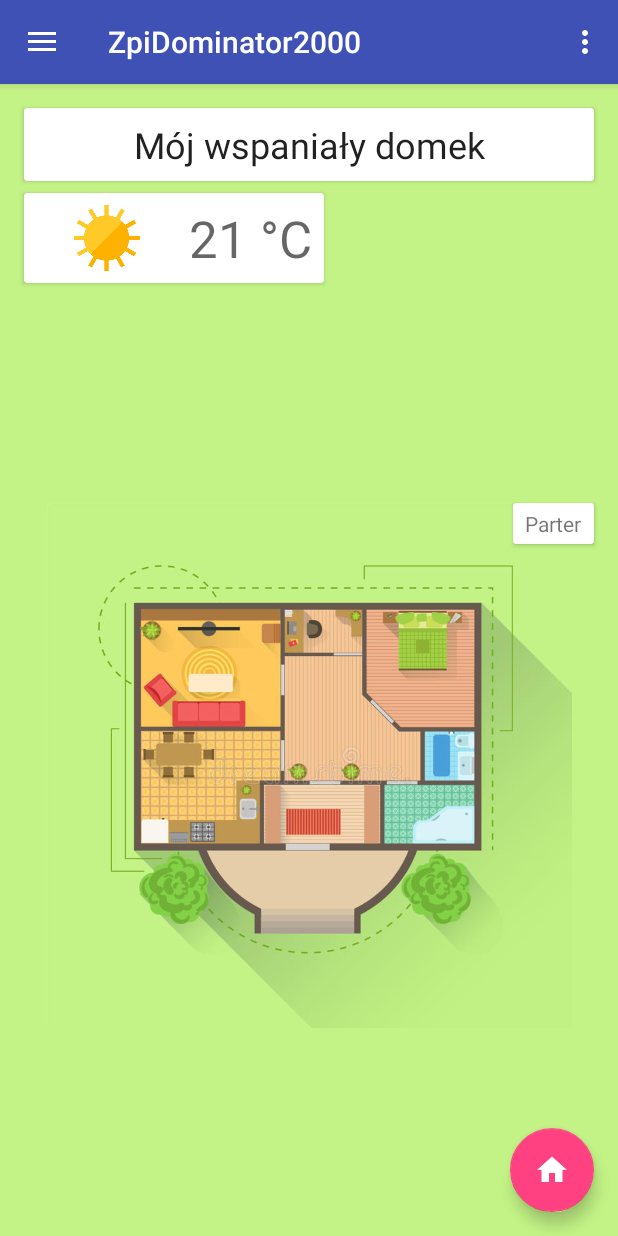
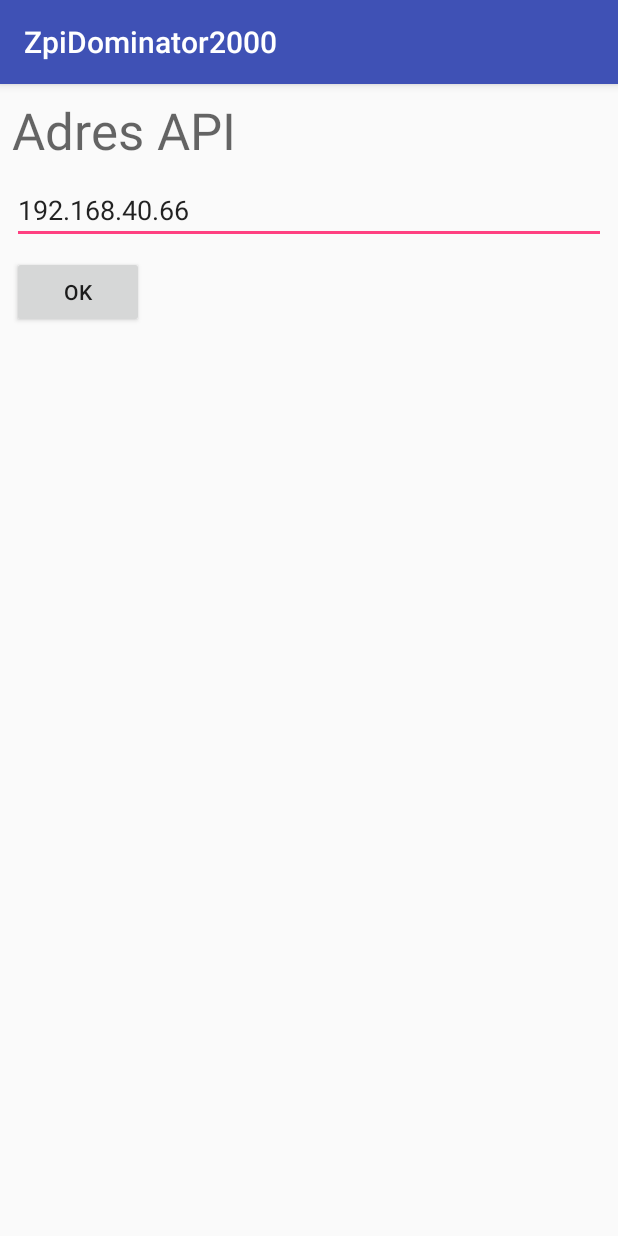
Before and after one commit to shorti1996/ZpiDomator2000, an Android app: the screen it shows after launch (MainActivity before the commit, SettingsActivity after it), in the options menu, after a tap on "Settings", on a phone screen of 412 x 824 dp. Run offline under Robolectric (Android 15) with nearby library versions, the phone set to English and light mode, and no system bars; libraries missing offline, so code that uses them is left out: com.jakewharton.retrofit2, com.jakewharton.rxbinding2; 3 statements that could not run were skipped.

Commit message:
shitty settings wit api server address change

```diff
--- a/app/src/main/AndroidManifest.xml
+++ b/app/src/main/AndroidManifest.xml
@@ -2,7 +2,7 @@
 <manifest xmlns:android="http://schemas.android.com/apk/res/android"
     package="zpi.pls.zpidominator2000">
 
-    <uses-permission android:name="android.permission.INTERNET"/>
+    <uses-permission android:name="android.permission.INTERNET" />
 
     <application
         android:allowBackup="true"
@@ -12,9 +12,9 @@
         android:supportsRtl="true"
         android:theme="@style/AppTheme">
         <activity
-            android:screenOrientation="portrait"
             android:name=".MainActivity"
             android:label="@string/app_name"
+            android:screenOrientation="portrait"
             android:theme="@style/AppTheme.NoActionBar">
             <intent-filter>
                 <action android:name="android.intent.action.MAIN" />
@@ -22,9 +22,10 @@
                 <category android:name="android.intent.category.LAUNCHER" />
             </intent-filter>
         </activity>
-        <activity android:name=".HelpActivity"
-            android:screenOrientation="portrait"
-            ></activity>
+        <activity
+            android:name=".HelpActivity"
+            android:screenOrientation="portrait" />
+        <activity android:name=".SettingsActivity"></activity>
     </application>
 
 </manifest>
--- a/app/src/main/java/zpi/pls/zpidominator2000/Api/ZpiApiRetrofitClient.java
+++ b/app/src/main/java/zpi/pls/zpidominator2000/Api/ZpiApiRetrofitClient.java
@@ -1,6 +1,12 @@
 package zpi.pls.zpidominator2000.Api;
 
+import android.support.annotation.NonNull;
+import android.support.annotation.Nullable;
+
 import com.jakewharton.retrofit2.adapter.rxjava2.RxJava2CallAdapterFactory;
+
+import java.util.LinkedList;
+import java.util.List;
 
 import retrofit2.Retrofit;
 import retrofit2.converter.gson.GsonConverterFactory;
@@ -14,18 +20,48 @@ public class ZpiApiRetrofitClient {
     public static final int HTTP_RESPONSE_OK = 200;
 
 //    public static final String apiServer = "192.168.0.106";
-    public static final String apiServer = "192.168.1.202";
-    public static String baseUrl = "http://" + apiServer + ":8000/api/";
+//    public static final String apiServer = "192.168.1.202";
+    public static String apiServer = "192.168.40.66";
+//    public static String baseUrl = buildBaseUrl(apiServer);
+
+    @NonNull
+    private static String buildBaseUrl(String api) {
+        return "http://" + api + ":8000/api/";
+    }
+
     private static Retrofit retrofit = null;
+    public static List<OnApiAddressChangedListener> callbacks = new LinkedList<>();
 
-    public static Retrofit getClient() {
-        if (retrofit==null) {
-            retrofit = new Retrofit.Builder()
-                    .baseUrl(baseUrl)
-                    .addConverterFactory(GsonConverterFactory.create())
-                    .addCallAdapterFactory(RxJava2CallAdapterFactory.create())
-                    .build();
-        }
+    private static Retrofit getRetrofitHelper(String apiAddress) {
+        retrofit = new Retrofit.Builder()
+                .baseUrl(buildBaseUrl(apiAddress))
+                .addConverterFactory(GsonConverterFactory.create())
+                .addCallAdapterFactory(RxJava2CallAdapterFactory.create())
+                .build();
         return retrofit;
     }
+
+    public Retrofit getRetrofit() {
+        return retrofit;
+    }
+
+    public ZpiApiRetrofitClient(@Nullable String apiAddress, OnApiAddressChangedListener callback) {
+        if (apiAddress == null) {
+            apiAddress = apiServer;
+        }
+        retrofit = getRetrofitHelper(apiAddress);
+        callbacks.add(callback);
+    }
+
+    public static void changeApiServer(String newServerAddress) {
+//        apiServer = newServerAddress;
+        retrofit = getRetrofitHelper(newServerAddress);
+        for (OnApiAddressChangedListener listener : callbacks) {
+            listener.OnApiAddressChanged();
+        }
+    }
+
+    public interface OnApiAddressChangedListener {
+        void OnApiAddressChanged();
+        }
 }
--- a/app/src/main/java/zpi/pls/zpidominator2000/MainActivity.java
+++ b/app/src/main/java/zpi/pls/zpidominator2000/MainActivity.java
@@ -1,7 +1,9 @@
 package zpi.pls.zpidominator2000;
 
 import android.app.FragmentManager;
+import android.content.Context;
 import android.content.Intent;
+import android.content.SharedPreferences;
 import android.net.Uri;
 import android.os.Bundle;
 import android.support.annotation.NonNull;
@@ -31,7 +33,7 @@ import zpi.pls.zpidominator2000.Model.Rooms;
 public class MainActivity extends AppCompatActivity
         implements NavigationView.OnNavigationItemSelectedListener,
         RoomsFragment.OnRoomSelectedListener,
-        OneRoomFragment.OnOneRoomInteractionListener {
+        OneRoomFragment.OnOneRoomInteractionListener, ZpiApiRetrofitClient.OnApiAddressChangedListener {
 
     private static final String ONE_ROOM_BACKSTACK_NAME = "oneRoomFragmentBackstackName";
     private static final String HOME_PLAN_BACKSTACK_NAME = "homePlanFragmentBackstackName";
@@ -70,7 +72,10 @@ public class MainActivity extends AppCompatActivity
         toolbar = findViewById(R.id.toolbar);
         tabLayout = findViewById(R.id.tabs);
 
-        retrofit = ZpiApiRetrofitClient.getClient();
+        SharedPreferences sharedPref = getSharedPreferences(getString(R.string.shared_prefs_name), Context.MODE_PRIVATE);
+        String defaultValue = getResources().getString(R.string.setting_api_address_default);
+        String apiAddress = sharedPref.getString(getString(R.string.setting_api_address_key), defaultValue);
+        retrofit = new ZpiApiRetrofitClient(apiAddress, this).getRetrofit();
         apiService = retrofit.create(ZpiApiService.class);
 
         goToHomePlan();
@@ -101,10 +106,11 @@ public class MainActivity extends AppCompatActivity
         int id = item.getItemId();
 
         //noinspection SimplifiableIfStatement
-//        if (id == R.id.nav_rooms) {
-//            goToRooms();
-//            return true;
-//        }
+        if (id == R.id.action_settings) {
+            Intent openSettingsIntent = new Intent(this, SettingsActivity.class);
+            startActivity(openSettingsIntent);
+            return true;
+        }
 
         return super.onOptionsItemSelected(item);
     }
@@ -241,4 +247,9 @@ public class MainActivity extends AppCompatActivity
     public void onRoomListFragmentInteraction(Rooms.Room item) {
         goToOneRoom(item);
     }
+
+    @Override
+    public void OnApiAddressChanged() {
+        apiService = retrofit.create(ZpiApiService.class);
+    }
 }
--- /dev/null
+++ b/app/src/main/java/zpi/pls/zpidominator2000/SettingsActivity.java
@@ -0,0 +1,44 @@
+package zpi.pls.zpidominator2000;
+
+import android.content.Context;
+import android.content.SharedPreferences;
+import android.os.Bundle;
+import android.support.v7.app.AppCompatActivity;
+import android.widget.Button;
+import android.widget.EditText;
+
+import com.jakewharton.rxbinding2.view.RxView;
+
+import zpi.pls.zpidominator2000.Api.ZpiApiRetrofitClient;
+
+public class SettingsActivity extends AppCompatActivity {
+
+    public EditText apiAddressVal;
+    public Button apiAddressOk;
+
+    @Override
+    protected void onCreate(Bundle savedInstanceState) {
+        super.onCreate(savedInstanceState);
+        setContentView(R.layout.activity_settings);
+
+        apiAddressVal = findViewById(R.id.settings_api_address_value);
+        loadApiAddressToView();
+        apiAddressOk = findViewById(R.id.settings_api_address_ok);
+        RxView.clicks(apiAddressOk)
+                .subscribe(o -> {
+                    SharedPreferences sharedPref = getSharedPreferences(getString(R.string.shared_prefs_name), Context.MODE_PRIVATE);
+                    SharedPreferences.Editor editor = sharedPref.edit();
+                    String newAddress = String.valueOf(apiAddressVal.getText());
+                    editor.putString(getString(R.string.setting_api_address_key), newAddress);
+                    editor.apply();
+                    ZpiApiRetrofitClient.changeApiServer(newAddress);
+                });
+    }
+
+    private void loadApiAddressToView() {
+        SharedPreferences sharedPref = getSharedPreferences(getString(R.string.shared_prefs_name), Context.MODE_PRIVATE);
+        String defaultValue = getResources().getString(R.string.setting_api_address_default);
+        String apiAddress = sharedPref.getString(getString(R.string.setting_api_address_key), defaultValue);
+        apiAddressVal.setText(apiAddress);
+    }
+}
--- /dev/null
+++ b/app/src/main/res/layout/activity_settings.xml
@@ -0,0 +1,42 @@
+<?xml version="1.0" encoding="utf-8"?>
+<android.support.constraint.ConstraintLayout xmlns:android="http://schemas.android.com/apk/res/android"
+    xmlns:app="http://schemas.android.com/apk/res-auto"
+    xmlns:tools="http://schemas.android.com/tools"
+    android:layout_width="match_parent"
+    android:layout_height="match_parent"
+    tools:context="zpi.pls.zpidominator2000.SettingsActivity">
+
+    <TextView
+        android:id="@+id/settings_api_address_label"
+        android:layout_width="wrap_content"
+        android:layout_height="wrap_content"
+        android:layout_marginStart="8dp"
+        android:layout_marginTop="8dp"
+        android:text="Adres API"
+        android:textAppearance="@style/TextAppearance.AppCompat.Display1"
+        app:layout_constraintStart_toStartOf="parent"
+        app:layout_constraintTop_toTopOf="parent" />
+
+    <EditText
+        android:id="@+id/settings_api_address_value"
+        android:layout_width="0dp"
+        android:layout_height="wrap_content"
+        android:layout_marginEnd="8dp"
+        android:layout_marginStart="8dp"
+        android:layout_marginTop="8dp"
+        android:hint="adres"
+        app:layout_constraintEnd_toEndOf="parent"
+        app:layout_constraintStart_toStartOf="parent"
+        app:layout_constraintTop_toBottomOf="@+id/settings_api_address_label" />
+
+    <Button
+        android:id="@+id/settings_api_address_ok"
+        android:layout_width="wrap_content"
+        android:layout_height="wrap_content"
+        android:layout_marginStart="8dp"
+        android:layout_marginTop="8dp"
+        android:text="OK"
+        app:layout_constraintStart_toStartOf="parent"
+        app:layout_constraintTop_toBottomOf="@+id/settings_api_address_value" />
+
+</android.support.constraint.ConstraintLayout>
--- a/app/src/main/res/values/strings.xml
+++ b/app/src/main/res/values/strings.xml
@@ -22,4 +22,7 @@ Praesent porta magna sed leo pulvinar molestie. Proin dictum porta sem euismod s
 Aliquam vel eros tellus. Aenean ultricies fringilla risus ac consequat. Donec maximus eleifend purus vel sollicitudin. Sed lacus metus, consectetur auctor leo nec, fermentum scelerisque nisl. Donec nisi odio, euismod sed erat ut, tincidunt commodo sem. Cras in auctor augue, quis ullamcorper magna. Nullam vulputate risus quis enim consequat lobortis. Pellentesque non sollicitudin lorem, eu dignissim mi. Integer fermentum ultrices pretium.</string>
     <string name="one_room_curr_temp">Obecnie %1$s&#8451;</string>
     <string name="one_room_set_temp">%1$s&#8451;</string>
+    <string name="setting_api_address_key">APIADDR</string>
+    <string name="setting_api_address_default">192.168.40.66</string>
+    <string name="shared_prefs_name">sharedprefs</string>
 </resources>
```
